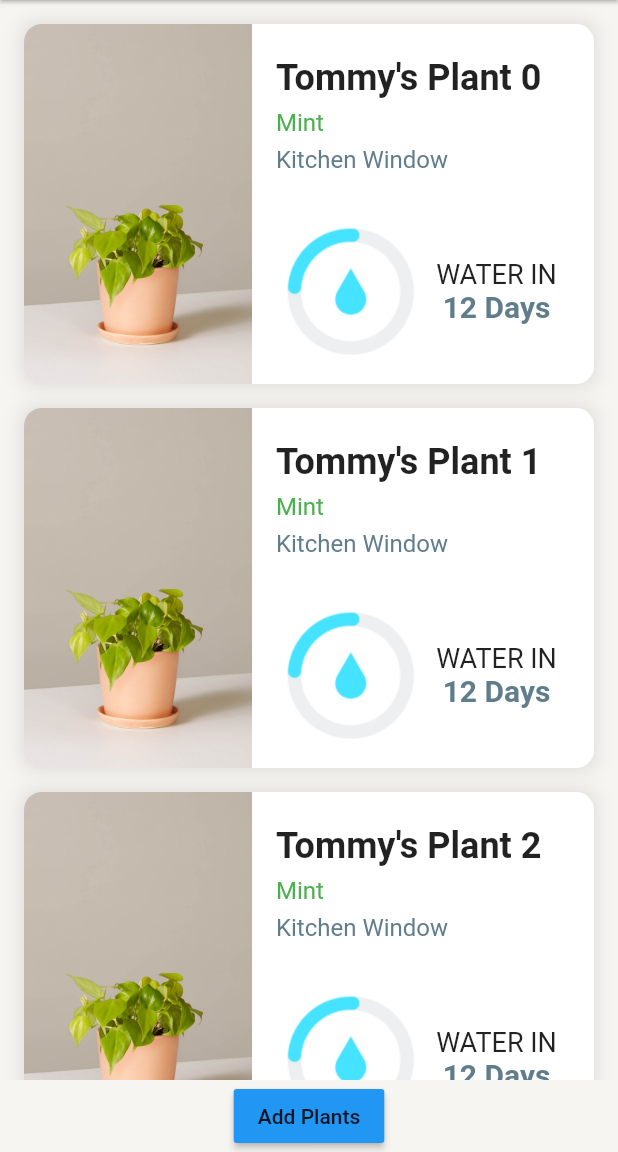
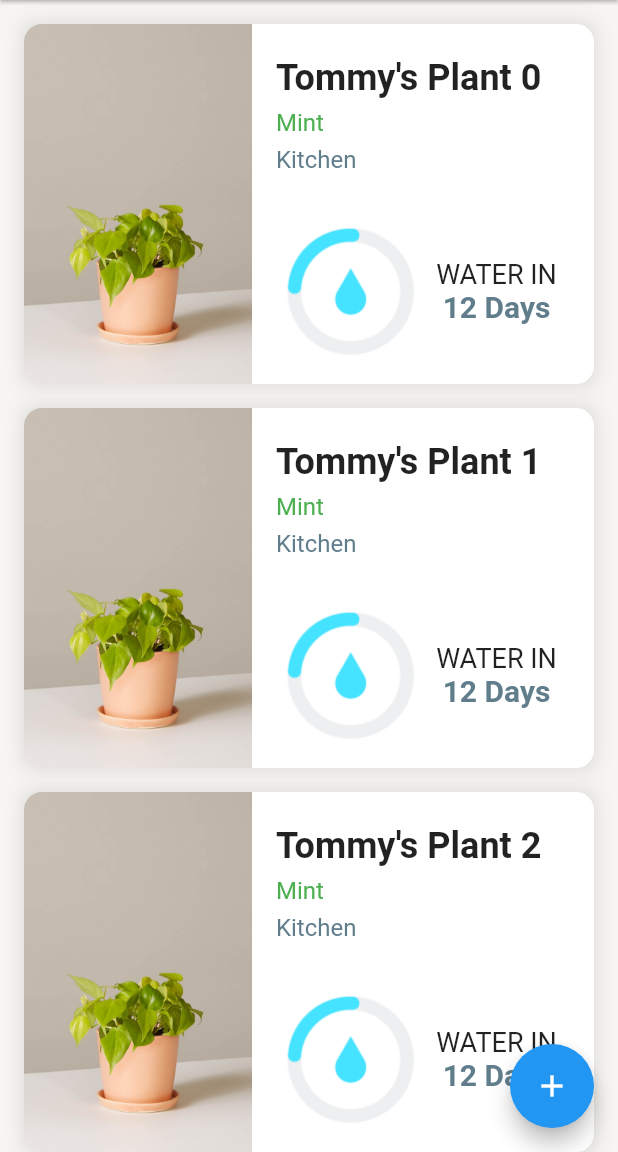
Before and after one commit to tommyle/waterlily, a Flutter app: the screen it shows after launch, on a phone screen of 412 x 824 dp, the part 84-1236 px from its top. Run offline on Flutter 3.47's test engine with Material 2 defaults, Android fonts, the phone set to English and light mode, and no system bars; our stand-ins replace rxdart.

Commit message:
Added floating action button

```diff
--- a/lib/app.dart
+++ b/lib/app.dart
@@ -14,24 +14,7 @@ class App extends StatelessWidget {
   Widget build(BuildContext context) {
     return PlantsProvider(
       child: MaterialApp(
-          home: Scaffold(
-        appBar: _buildAppBar(),
-        body: PlantsList(),
-        backgroundColor: springWood,
-      )),
-    );
-  }
-
-  Widget _buildAppBar() {
-    return AppBar(
-      title: Text(
-        "Water Lily",
-        style: TextStyle(
-            color: Colors.black87, fontWeight: FontWeight.bold, fontSize: 24),
-      ),
-      brightness: Brightness.light, //Status bar text color
-      elevation: 1,
-      backgroundColor: desertStorm,
+          home: PlantsList())
     );
   }
 }
--- a/lib/modules/plants/plants_list.dart
+++ b/lib/modules/plants/plants_list.dart
@@ -1,5 +1,6 @@
 import 'package:flutter/material.dart';
 import './plants_provider.dart';
+import '../../helpers/colors.dart';
 
 class PlantsList extends StatelessWidget {
   @override
@@ -8,13 +9,17 @@ class PlantsList extends StatelessWidget {
 
     bloc.getPlants();
 
-    return Container(
+    return Scaffold(
+      appBar: buildAppBar(),
+      floatingActionButton: addFloatingActionButton(bloc),
+      body: Container(
           child: Column(
         children: <Widget>[
           buildList(bloc),
-            addPlantButton(bloc)
         ],
-        ));
+      )),
+      backgroundColor: springWood,
+    );
   }
 
   Widget buildList(PlantsBloc bloc) {
@@ -40,12 +45,26 @@ class PlantsList extends StatelessWidget {
     );
   }
 
-  Widget addPlantButton(PlantsBloc bloc) {
-    return RaisedButton(
-        child: Text("Add Plants"),
-        color: Colors.blue,
+  Widget addFloatingActionButton(PlantsBloc bloc) {
+    return FloatingActionButton(
       onPressed: () =>
-            bloc.addPlant("Justine's Plant", "Living Room", "assets/aloe.jpg"));
+          bloc.addPlant("Justine's Plant", "Living Room", "assets/aloe.jpg"),
+      tooltip: 'Add Plant',
+      child: Icon(Icons.add),
+    );
+  }
+
+  Widget buildAppBar() {
+    return AppBar(
+      title: Text(
+        "Water Lily",
+        style: TextStyle(
+            color: Colors.black87, fontWeight: FontWeight.bold, fontSize: 24),
+      ),
+      brightness: Brightness.light, //Status bar text color
+      elevation: 1,
+      backgroundColor: desertStorm,
+    );
   }
 }
 
@@ -106,7 +125,7 @@ class _PlantCell extends StatelessWidget {
         mainAxisSize: MainAxisSize.max,
         mainAxisAlignment: MainAxisAlignment.end,
         children: [
-          _plantInfo(plant.name),
+          _plantInfo(plant.name, plant.location),
           Expanded(
             child: Container(),
           ),
@@ -129,7 +148,7 @@ class _PlantCell extends StatelessWidget {
     );
   }
 
-  Widget _plantInfo(String name) {
+  Widget _plantInfo(String name, String location) {
     return Container(
         child: Column(
           crossAxisAlignment: CrossAxisAlignment.start,
@@ -137,11 +156,9 @@ class _PlantCell extends StatelessWidget {
           mainAxisAlignment: MainAxisAlignment.spaceEvenly,
           children: <Widget>[
             Text(name,
-                style:
-                   TextStyle(fontWeight: FontWeight.bold, fontSize: 24)),
-           Text("Mint",
-                style: TextStyle(fontSize: 16, color: Colors.green)),
-           Text("Kitchen Window",
+                style: TextStyle(fontWeight: FontWeight.bold, fontSize: 24)),
+            Text("Mint", style: TextStyle(fontSize: 16, color: Colors.green)),
+            Text(location,
                 style: TextStyle(fontSize: 16, color: Colors.blueGrey)),
           ],
         ),
@@ -163,3 +180,126 @@ class _PlantCell extends StatelessWidget {
     );
   }
 }
+
+// import 'dart:async';
+
+// import 'package:flutter/material.dart';
+// import './plants_provider.dart';
+// import './plants_list.dart';
+
+// class MyHomePage extends StatefulWidget {
+//   MyHomePage({Key key, this.title}) : super(key: key);
+
+//   // This widget is the home page of your application. It is stateful, meaning
+//   // that it has a State object (defined below) that contains fields that affect
+//   // how it looks.
+
+//   // This class is the configuration for the state. It holds the values (in this
+//   // case the title) provided by the parent (in this case the App widget) and
+//   // used by the build method of the State. Fields in a Widget subclass are
+//   // always marked "final".
+
+//   final String title;
+
+//   @override
+//   _MyHomePageState createState() => _MyHomePageState();
+// }
+
+// class _WaterContainer extends StatelessWidget {
+//   @override
+//   Widget build(BuildContext context) {
+//     return new Container(
+//       decoration: const BoxDecoration(
+//         image: const DecorationImage(
+//           fit: BoxFit.cover,
+//           image: const AssetImage("assets/water.png"),
+//         ),
+//       ),
+//     );
+//   }
+// }
+
+// class _PlantCell extends StatelessWidget {
+//   final String imageName;
+//   final String name;
+
+//   _PlantCell({this.imageName, this.name});
+
+//   @override
+//   Widget build(BuildContext context) {
+//     return new Container(
+//         margin: new EdgeInsets.only(top: 16, right: 16, left: 16),
+//         decoration: new BoxDecoration(boxShadow: [
+//           new BoxShadow(
+//             color: Colors.black12,
+//             blurRadius: 10.0,
+//           ),
+//         ]),
+//         child: new Row(
+//           children: <Widget>[
+//             new Expanded(
+//               child: new _ImageContainer(imageName: imageName),
+//               flex: 2,
+//             ),
+//             new Expanded(
+//               child: new _InfoContainer(name: name),
+//               flex: 3,
+//             ),
+//           ],
+//         ),
+//         constraints: BoxConstraints(maxHeight: 240, minHeight: 240));
+//   }
+// }
+
+// class _MyHomePageState extends State<MyHomePage> {
+//   final StreamController<int> _streamController = StreamController<int>();
+//   int _counter = 0;
+
+//   @override
+//   void dispose() {
+//     _streamController.close();
+//     super.dispose();
+//   }
+
+//   List<String> _plants = [];
+
+//   void _addPlant(String name) {
+//     // Only add the task if the user actually entered something
+//     if (name.length > 0) {
+//       setState(() => _plants.add(name));
+//     }
+//   }
+
+//   @override
+//   Widget build(BuildContext context) {
+//     return Scaffold(
+//       appBar: AppBar(
+//         // Here we take the value from the MyHomePage object that was created by
+//         // the App.build method, and use it to set our appbar title.
+//         title: Text(
+//           widget.title,
+//           style: TextStyle(
+//               color: Colors.black87, fontWeight: FontWeight.bold, fontSize: 24),
+//         ),
+//         brightness: Brightness.light, //Status bar text color
+//         elevation: 1,
+//         backgroundColor: desertStorm,
+//       ),
+//       body: ListView.builder(
+//         itemBuilder: (context, index) {
+//           if (index < _plants.length) {
+//             final imageName =
+//                 index % 2 == 0 ? "assets/aloe.jpg" : "assets/lemonlime.jpg";
+//             return _PlantCell(imageName: imageName, name: _plants[index]);
+//           }
+//         },
+//       ),
+//       backgroundColor: springWood,
+//       floatingActionButton: FloatingActionButton(
+//         onPressed: _pushAddTodoScreen,
+//         tooltip: 'Increment',
+//         child: Icon(Icons.add),
+//       ), // This trailing comma makes auto-formatting nicer for build methods.
+//     );
+//   }
+// }
```
Lines whose indentation alone changed are shown as unchanged.
